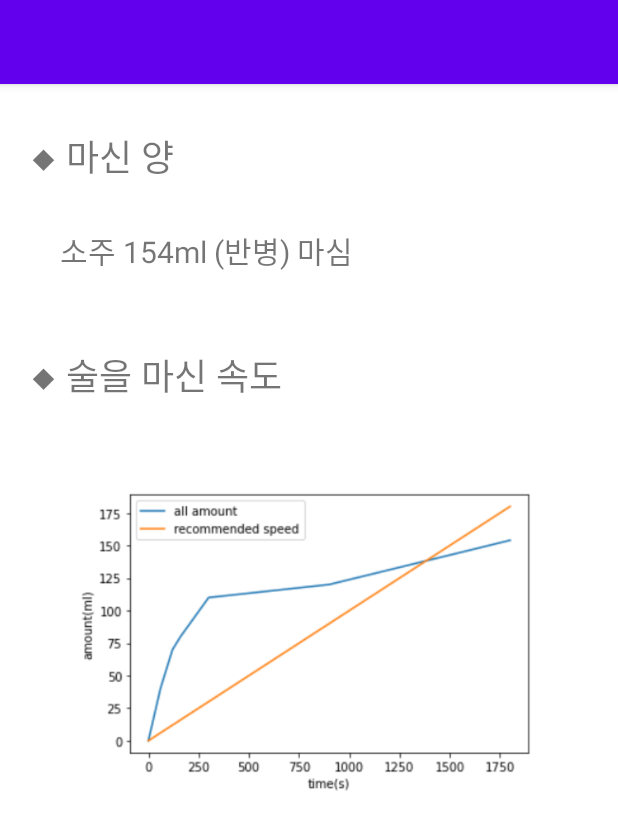
After one commit to hj0202/DrinkingScanner, an Android app: the DayReportActivity screen opened directly, with no data from a screen before it, on a phone screen of 412 x 824 dp. The commit adds this screen. Shown: the top 830 px of the screen. Run offline under Robolectric (Android 15) with nearby library versions, the phone set to English and light mode, and no system bars.

Commit message:
[Android] Feat : 일일 통계 화면 추가

```diff
--- a/Android/app/src/main/AndroidManifest.xml
+++ b/Android/app/src/main/AndroidManifest.xml
@@ -33,6 +33,7 @@
 
         <activity android:name=".ReportCalendarActivity"></activity>
         <activity android:name=".SurveyActivity"></activity>
+        <activity android:name=".DayReportActivity"></activity>
 
     </application>
 
--- /dev/null
+++ b/Android/app/src/main/java/com/example/drinkingscanner/DayReportActivity.java
@@ -0,0 +1,20 @@
+package com.example.drinkingscanner;
+
+import android.content.Intent;
+import android.os.Bundle;
+
+import androidx.annotation.Nullable;
+import androidx.appcompat.app.AppCompatActivity;
+
+public class DayReportActivity extends AppCompatActivity {
+
+    @Override
+    protected void onCreate(@Nullable Bundle savedInstanceState) {
+        super.onCreate(savedInstanceState);
+        setContentView(R.layout.activity_day_report);
+
+        Intent intent = getIntent();
+        String date = intent.getStringExtra("date");
+        setTitle(date);
+    }
+}
--- a/Android/app/src/main/java/com/example/drinkingscanner/ReportCalendarActivity.java
+++ b/Android/app/src/main/java/com/example/drinkingscanner/ReportCalendarActivity.java
@@ -1,6 +1,6 @@
 package com.example.drinkingscanner;
 
-import android.app.Activity;
+import android.content.Intent;
 import android.os.Bundle;
 import android.view.View;
 import android.widget.TextView;
@@ -90,6 +90,10 @@ public class ReportCalendarActivity extends AppCompatActivity implements Calenda
         {
             String message = "Selected Date " + dayText + " " + monthYearFromDate(selectedDate);
             Toast.makeText(this, message, Toast.LENGTH_LONG).show();
+
+            Intent intent = new Intent(getApplicationContext(), DayReportActivity.class);
+            intent.putExtra("date", dayText + " " + monthYearFromDate(selectedDate));
+            startActivity(intent);
         }
     }
 }
--- /dev/null
+++ b/Android/app/src/main/res/layout/activity_day_report.xml
@@ -0,0 +1,50 @@
+<?xml version="1.0" encoding="utf-8"?>
+<androidx.constraintlayout.widget.ConstraintLayout xmlns:android="http://schemas.android.com/apk/res/android"
+    xmlns:app="http://schemas.android.com/apk/res-auto"
+    xmlns:tools="http://schemas.android.com/tools"
+    android:layout_width="match_parent"
+    android:layout_height="match_parent">
+
+    <ImageView
+        android:id="@+id/imageView"
+        android:layout_width="312dp"
+        android:layout_height="259dp"
+        android:layout_marginTop="30dp"
+        app:layout_constraintEnd_toEndOf="parent"
+        app:layout_constraintStart_toStartOf="parent"
+        app:layout_constraintTop_toBottomOf="@+id/textView6"
+        app:srcCompat="@drawable/day_statistics" />
+
+    <TextView
+        android:id="@+id/textView2"
+        android:layout_width="wrap_content"
+        android:layout_height="wrap_content"
+        android:layout_marginStart="20dp"
+        android:layout_marginTop="30dp"
+        android:text="◆ 마신 양"
+        android:textSize="24sp"
+        app:layout_constraintStart_toStartOf="parent"
+        app:layout_constraintTop_toTopOf="parent" />
+
+    <TextView
+        android:id="@+id/textView3"
+        android:layout_width="wrap_content"
+        android:layout_height="wrap_content"
+        android:layout_marginStart="40dp"
+        android:layout_marginTop="30dp"
+        android:text="소주 154ml (반병) 마심"
+        android:textSize="20sp"
+        app:layout_constraintStart_toStartOf="parent"
+        app:layout_constraintTop_toBottomOf="@+id/textView2" />
+
+    <TextView
+        android:id="@+id/textView6"
+        android:layout_width="wrap_content"
+        android:layout_height="wrap_content"
+        android:layout_marginStart="20dp"
+        android:layout_marginTop="50dp"
+        android:text="◆ 술을 마신 속도"
+        android:textSize="24sp"
+        app:layout_constraintStart_toStartOf="parent"
+        app:layout_constraintTop_toBottomOf="@+id/textView3" />
+</androidx.constraintlayout.widget.ConstraintLayout>
```
Also changed, not shown: Android/app/src/main/res/drawable/day_statistics.PNG (added).
